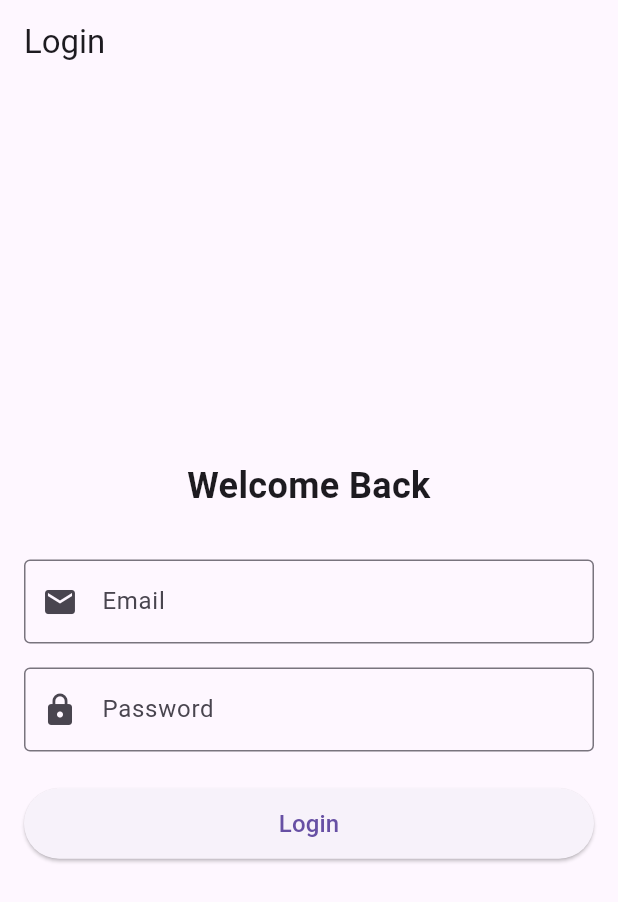
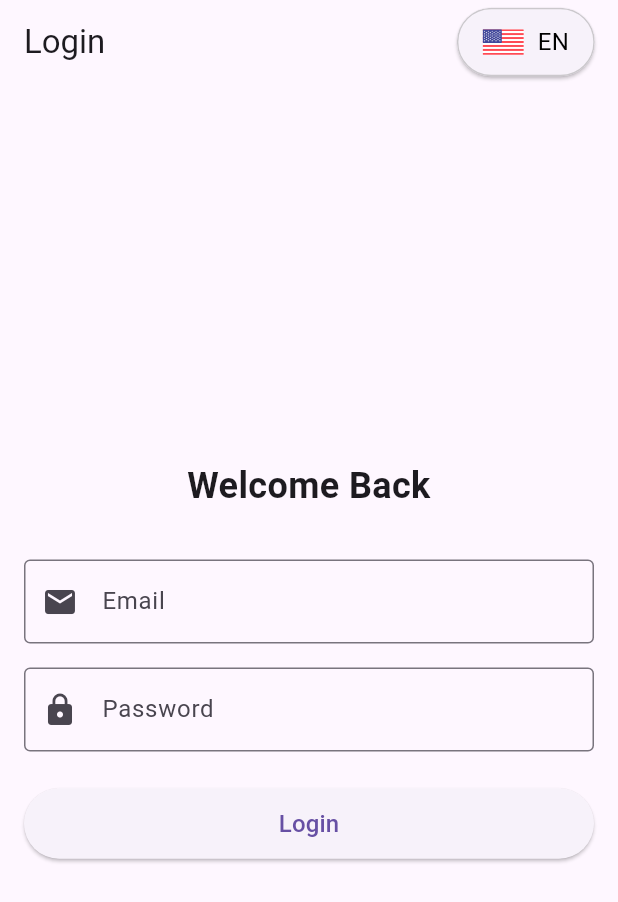
Before and after one commit to Tauqeer-flutter/riverpod_template_app, a Flutter app: the screen it shows after launch, on a phone screen of 412 x 824 dp. Shown: the top 902 px of the screen. Run offline on Flutter 3.47's test engine with Material 3 defaults, Android fonts, the phone set to English and light mode, and no system bars; our stand-ins replace flutter_easyloading, flutter_riverpod, flutter_screenutil, flutter_secure_storage, flutter_svg, get_it.

Commit message:
Add localization support for English and French
- Created English localization file (app_en.arb) with initial strings.
- Created French localization file (app_fr.arb) with translated strings.
- Implemented AppLocalizations class to manage localization logic.
- Added English and French localization classes (app_localizations_en.dart, app_localizations_fr.dart).
- Introduced utility classes for SVG assets related to language selection.
- Developed ContextUtils and LocaleUtils extensions for easier access to localization and SVG assets.
- Implemented LanguageButton widget to allow users to switch between languages with a dropdown menu.

````diff
--- /dev/null
+++ b/lib/l10n/app_localizations.dart
@@ -0,0 +1,177 @@
+import 'dart:async';
+
+import 'package:flutter/foundation.dart';
+import 'package:flutter/widgets.dart';
+import 'package:flutter_localizations/flutter_localizations.dart';
+import 'package:intl/intl.dart' as intl;
+
+import 'app_localizations_en.dart';
+import 'app_localizations_fr.dart';
+
+// ignore_for_file: type=lint
+
+/// Callers can lookup localized strings with an instance of AppLocalizations
+/// returned by `AppLocalizations.of(context)`.
+///
+/// Applications need to include `AppLocalizations.delegate()` in their app's
+/// `localizationDelegates` list, and the locales they support in the app's
+/// `supportedLocales` list. For example:
+///
+/// ```dart
+/// import 'l10n/app_localizations.dart';
+///
+/// return MaterialApp(
+///   localizationsDelegates: AppLocalizations.localizationsDelegates,
+///   supportedLocales: AppLocalizations.supportedLocales,
+///   home: MyApplicationHome(),
+/// );
+/// ```
+///
+/// ## Update pubspec.yaml
+///
+/// Please make sure to update your pubspec.yaml to include the following
+/// packages:
+///
+/// ```yaml
+/// dependencies:
+///   # Internationalization support.
+///   flutter_localizations:
+///     sdk: flutter
+///   intl: any # Use the pinned version from flutter_localizations
+///
+///   # Rest of dependencies
+/// ```
+///
+/// ## iOS Applications
+///
+/// iOS applications define key application metadata, including supported
+/// locales, in an Info.plist file that is built into the application bundle.
+/// To configure the locales supported by your app, you’ll need to edit this
+/// file.
+///
+/// First, open your project’s ios/Runner.xcworkspace Xcode workspace file.
+/// Then, in the Project Navigator, open the Info.plist file under the Runner
+/// project’s Runner folder.
+///
+/// Next, select the Information Property List item, select Add Item from the
+/// Editor menu, then select Localizations from the pop-up menu.
+///
+/// Select and expand the newly-created Localizations item then, for each
+/// locale your application supports, add a new item and select the locale
+/// you wish to add from the pop-up menu in the Value field. This list should
+/// be consistent with the languages listed in the AppLocalizations.supportedLocales
+/// property.
+abstract class AppLocalizations {
+  AppLocalizations(String locale) : localeName = intl.Intl.canonicalizedLocale(locale.toString());
+
+  final String localeName;
+
+  static AppLocalizations? of(BuildContext context) {
+    return Localizations.of<AppLocalizations>(context, AppLocalizations);
+  }
+
+  static const LocalizationsDelegate<AppLocalizations> delegate = _AppLocalizationsDelegate();
+
+  /// A list of this localizations delegate along with the default localizations
+  /// delegates.
+  ///
+  /// Returns a list of localizations delegates containing this delegate along with
+  /// GlobalMaterialLocalizations.delegate, GlobalCupertinoLocalizations.delegate,
+  /// and GlobalWidgetsLocalizations.delegate.
+  ///
+  /// Additional delegates can be added by appending to this list in
+  /// MaterialApp. This list does not have to be used at all if a custom list
+  /// of delegates is preferred or required.
+  static const List<LocalizationsDelegate<dynamic>> localizationsDelegates = <LocalizationsDelegate<dynamic>>[
+    delegate,
+    GlobalMaterialLocalizations.delegate,
+    GlobalCupertinoLocalizations.delegate,
+    GlobalWidgetsLocalizations.delegate,
+  ];
+
+  /// A list of this localizations delegate's supported locales.
+  static const List<Locale> supportedLocales = <Locale>[
+    Locale('en'),
+    Locale('fr')
+  ];
+
+  /// No description provided for @welcomeBack.
+  ///
+  /// In en, this message translates to:
+  /// **'Welcome Back'**
+  String get welcomeBack;
+
+  /// No description provided for @email.
+  ///
+  /// In en, this message translates to:
+  /// **'Email'**
+  String get email;
+
+  /// No description provided for @pleaseEnterYourEmail.
+  ///
+  /// In en, this message translates to:
+  /// **'Please enter your email'**
+  String get pleaseEnterYourEmail;
+
+  /// No description provided for @pleaseEnterValidEmail.
+  ///
+  /// In en, this message translates to:
+  /// **'Please enter a valid email'**
+  String get pleaseEnterValidEmail;
+
+  /// No description provided for @password.
+  ///
+  /// In en, this message translates to:
+  /// **'Password'**
+  String get password;
+
+  /// No description provided for @pleaseEnterYourPassword.
+  ///
+  /// In en, this message translates to:
+  /// **'Please enter your password'**
+  String get pleaseEnterYourPassword;
+
+  /// No description provided for @passwordMustBeAtLeastCharacters.
+  ///
+  /// In en, this message translates to:
+  /// **'Password must be at least 6 characters'**
+  String get passwordMustBeAtLeastCharacters;
+
+  /// No description provided for @login.
+  ///
+  /// In en, this message translates to:
+  /// **'Login'**
+  String get login;
+}
+
+class _AppLocalizationsDelegate extends LocalizationsDelegate<AppLocalizations> {
+  const _AppLocalizationsDelegate();
+
+  @override
+  Future<AppLocalizations> load(Locale locale) {
+    return SynchronousFuture<AppLocalizations>(lookupAppLocalizations(locale));
+  }
+
+  @override
+  bool isSupported(Locale locale) => <String>['en', 'fr'].contains(locale.languageCode);
+
+  @override
+  bool shouldReload(_AppLocalizationsDelegate old) => false;
+}
+
+AppLocalizations lookupAppLocalizations(Locale locale) {
+
+
+  // Lookup logic when only language code is specified.
+  switch (locale.languageCode) {
+    case 'en': return AppLocalizationsEn();
+    case 'fr': return AppLocalizationsFr();
+  }
+
+  throw FlutterError(
+    'AppLocalizations.delegate failed to load unsupported locale "$locale". This is likely '
+    'an issue with the localizations generation tool. Please file an issue '
+    'on GitHub with a reproducible sample app and the gen-l10n configuration '
+    'that was used.'
+  );
+}
--- a/lib/main.dart
+++ b/lib/main.dart
@@ -1,4 +1,5 @@
 import 'package:flutter/cupertino.dart';
+import 'package:flutter_riverpod/flutter_riverpod.dart';
 
 import 'riverpod_template.dart';
 import 'utils/locator.dart';
@@ -6,5 +7,5 @@ import 'utils/locator.dart';
 Future<void> main() async {
   WidgetsFlutterBinding.ensureInitialized();
   await initDependencies();
-  runApp(RiverpodTemplate());
+  runApp(ProviderScope(child: RiverpodTemplate()));
 }
--- a/lib/riverpod_template.dart
+++ b/lib/riverpod_template.dart
@@ -2,10 +2,16 @@ import 'package:flutter/material.dart';
 import 'package:flutter_easyloading/flutter_easyloading.dart';
 import 'package:flutter_riverpod/flutter_riverpod.dart';
 import 'package:flutter_screenutil/flutter_screenutil.dart';
+import 'package:riverpod_template/l10n/app_localizations.dart';
+import 'package:riverpod_template/ui/auth/login/login_page.dart';
 
 import 'routes/app_routes.dart';
 
-class RiverpodTemplate extends StatelessWidget {
+final languageProvider = StateProvider<Locale>((ref) {
+  return const Locale('en');
+});
+
+class RiverpodTemplate extends ConsumerWidget {
   RiverpodTemplate({super.key}) {
     configEasyLoading();
   }
@@ -42,17 +48,20 @@ class RiverpodTemplate extends StatelessWidget {
   }
 
   @override
-  Widget build(BuildContext context) {
+  Widget build(BuildContext context, WidgetRef ref) {
+    final currentLocale = ref.watch(languageProvider);
     return ScreenUtilInit(
       designSize: _getDesignSize(context),
-      child: ProviderScope(
       child: MaterialApp(
+        debugShowCheckedModeBanner: false,
         builder: EasyLoading.init(),
         title: 'Riverpod Template',
         theme: ThemeData(primarySwatch: Colors.blue, useMaterial3: true),
         initialRoute: AppRoutes.base,
         routes: AppRoutes.routes,
-        ),
+        locale: currentLocale,
+        localizationsDelegates: AppLocalizations.localizationsDelegates,
+        supportedLocales: AppLocalizations.supportedLocales,
       ),
     );
   }
--- a/lib/ui/auth/login/login_page.dart
+++ b/lib/ui/auth/login/login_page.dart
@@ -1,5 +1,7 @@
 import 'package:flutter/material.dart';
 import 'package:flutter_riverpod/flutter_riverpod.dart';
+import 'package:riverpod_template/utils/extensions.dart';
+import 'package:riverpod_template/widgets/language_button.dart';
 
 import '../notifier/auth_notifier.dart';
 import '../notifier/auth_states.dart';
@@ -40,7 +42,10 @@ class _LoginPageState extends ConsumerState<LoginPage> {
   @override
   Widget build(BuildContext context) {
     return Scaffold(
-      appBar: AppBar(title: const Text('Login')),
+      appBar: AppBar(
+        title: Text(context.localization.login),
+        actions: [LanguageButton()],
+      ),
       body: _buildBody(),
     );
   }
@@ -54,8 +59,8 @@ class _LoginPageState extends ConsumerState<LoginPage> {
           mainAxisAlignment: MainAxisAlignment.center,
           crossAxisAlignment: CrossAxisAlignment.stretch,
           children: [
-            const Text(
-              'Welcome Back',
+            Text(
+              context.localization.welcomeBack,
               style: TextStyle(fontSize: 24, fontWeight: FontWeight.bold),
               textAlign: TextAlign.center,
             ),
@@ -83,10 +88,10 @@ class _LoginPageState extends ConsumerState<LoginPage> {
       keyboardType: TextInputType.emailAddress,
       validator: (value) {
         if (value == null || value.isEmpty) {
-          return 'Please enter your email';
+          return context.localization.pleaseEnterYourEmail;
         }
         if (!RegExp(r'^[\w-\.]+@([\w-]+\.)+[\w-]{2,4}$').hasMatch(value)) {
-          return 'Please enter a valid email';
+          return context.localization.pleaseEnterValidEmail;
         }
         return null;
       },
@@ -97,18 +102,18 @@ class _LoginPageState extends ConsumerState<LoginPage> {
     final notifier = ref.read(authProvider.notifier);
     return TextFormField(
       controller: notifier.passwordController,
-      decoration: const InputDecoration(
-        labelText: 'Password',
+      decoration: InputDecoration(
+        labelText: context.localization.password,
         prefixIcon: Icon(Icons.lock),
         border: OutlineInputBorder(),
       ),
       obscureText: true,
       validator: (value) {
         if (value == null || value.isEmpty) {
-          return 'Please enter your password';
+          return context.localization.pleaseEnterYourPassword;
         }
         if (value.length < 6) {
-          return 'Password must be at least 6 characters';
+          return context.localization.passwordMustBeAtLeastCharacters;
         }
         return null;
       },
@@ -138,7 +143,10 @@ class _LoginPageState extends ConsumerState<LoginPage> {
                 width: 20,
                 child: CircularProgressIndicator(strokeWidth: 2),
               )
-              : const Text('Login', style: TextStyle(fontSize: 16)),
+              : Text(
+                context.localization.login,
+                style: TextStyle(fontSize: 16),
+              ),
     );
   }
 }
--- /dev/null
+++ b/lib/utils/assets.dart
@@ -0,0 +1,5 @@
+class SvgAssets {
+  static const String _assets = 'assets/svg/';
+   static const String french = '${_assets}french.svg';
+  static const String us = '${_assets}us.svg';
+}
--- /dev/null
+++ b/lib/widgets/language_button.dart
@@ -0,0 +1,115 @@
+
+import 'package:flutter/material.dart';
+import 'package:flutter_riverpod/flutter_riverpod.dart';
+import 'package:flutter_screenutil/flutter_screenutil.dart';
+import 'package:flutter_svg/flutter_svg.dart';
+import 'package:riverpod_template/riverpod_template.dart';
+
+
+import 'package:riverpod_template/utils/extensions.dart';
+
+import '../l10n/app_localizations.dart';
+
+
+class LanguageButton extends StatelessWidget {
+  LanguageButton({super.key});
+
+  final controller = MenuController();
+
+  void _onMenuTap() {
+    if (controller.isOpen) {
+      controller.close();
+    } else {
+      controller.open();
+    }
+  }
+
+  @override
+  Widget build(BuildContext context,) {
+
+    return Padding(
+      padding: EdgeInsets.only(right: 10.w),
+      child: Consumer(
+        builder: (context, ref, _) {
+        final currentLocale = ref.watch(languageProvider);
+          return MenuAnchor(
+            controller: controller,
+            crossAxisUnconstrained: true,
+            style: MenuStyle(
+              backgroundColor: WidgetStatePropertyAll(Colors.white),
+            ),
+            consumeOutsideTap: true,
+            builder: (context, controller, child) {
+              return SizedBox(
+                height: 45.h,
+                child: Card(
+                  shape: RoundedRectangleBorder(
+                    borderRadius: BorderRadius.circular(70.r),
+                    side: BorderSide(
+                      color: Colors.grey.withValues(alpha: 0.5),
+                      width: 1,
+                    ),
+                  ),
+                  clipBehavior: Clip.antiAlias,
+                  child: InkWell(
+                    onTap: _onMenuTap,
+                    child: Center(
+                      child: Padding(
+                        padding: EdgeInsets.symmetric(horizontal: 15.w),
+                        child: Row(
+                          mainAxisSize: MainAxisSize.min,
+                          children: [
+                            SvgPicture.asset(
+                              currentLocale.svg,
+                              width: 24.w,
+                            ),
+                            SizedBox(width: 8.w),
+                            Text(
+                              currentLocale.languageCode
+                                  .toUpperCase(),
+                              style: TextStyle(
+                                fontSize: 14.sp,
+                                color: Colors.black,
+                              ),
+                            ),
+                          ],
+                        ),
+                      ),
+                    ),
+                  ),
+                ),
+              );
+            },
+            menuChildren: AppLocalizations.supportedLocales.map((language) {
+              return InkWell(
+                onTap: () {
+                  _onMenuTap();
+                 ref.read(languageProvider.notifier).state = language;
+                },
+                child: Padding(
+                  padding: EdgeInsets.symmetric(
+                    horizontal: 20.w,
+                    vertical: 10.h,
+                  ),
+                  child: Row(
+                    children: [
+                      SvgPicture.asset(language.svg, width: 24.w),
+                      SizedBox(width: 8.w),
+                      Text(
+                        language.name,
+                        style: TextStyle(
+                          fontSize: 14.sp,
+                          color: Colors.black,
+                        ),
+                      ),
+                    ],
+                  ),
+                ),
+              );
+            }).toList(),
+          );
+        },
+      ),
+    );
+  }
+}
````
Also changed, not shown: lib/l10n/app_en.arb (added, +10 -0 lines), lib/l10n/app_fr.arb (added, +10 -0 lines), lib/l10n/app_localizations_en.dart (added, +34 -0 lines), lib/l10n/app_localizations_fr.dart (added, +34 -0 lines), lib/utils/extensions.dart (added, +50 -0 lines), pubspec.yaml (+7 -2 lines), assets/svg/french.svg (added), assets/svg/us.svg (added), pubspec.lock. Lines whose indentation alone changed are shown as unchanged.
